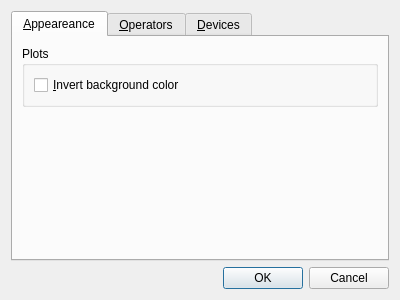
hephy-dd/comet, file comet/widgets/ui/preferencesdialog.ui: the form before one commit.
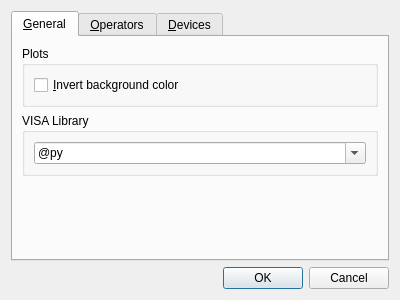
The form after the commit.

Commit message: updated application, extended preferences dialog

What changed in the file:
```diff
--- a/comet/widgets/ui/preferencesdialog.ui
+++ b/comet/widgets/ui/preferencesdialog.ui
@@ -25,9 +25,22 @@
      </property>
      <widget class="QWidget" name="appeareanceTab">
       <attribute name="title">
-       <string>&amp;Appeareance</string>
+       <string>&amp;General</string>
       </attribute>
       <layout class="QGridLayout" name="gridLayout_5">
+       <item row="2" column="0">
+        <spacer name="generalVerticalSpacer">
+         <property name="orientation">
+          <enum>Qt::Vertical</enum>
+         </property>
+         <property name="sizeHint" stdset="0">
+          <size>
+           <width>20</width>
+           <height>136</height>
+          </size>
+         </property>
+        </spacer>
+       </item>
        <item row="0" column="0">
         <widget class="QGroupBox" name="appeareancePlotsGroupBox">
          <property name="title">
@@ -45,17 +58,30 @@
         </widget>
        </item>
        <item row="1" column="0">
-        <spacer name="appeareanceVerticalSpacer_2">
-         <property name="orientation">
-          <enum>Qt::Vertical</enum>
+        <widget class="QGroupBox" name="visaGroupBox">
+         <property name="title">
+          <string>VISA Library</string>
          </property>
-         <property name="sizeHint" stdset="0">
-          <size>
-           <width>20</width>
-           <height>136</height>
-          </size>
-         </property>
-        </spacer>
+         <layout class="QGridLayout" name="gridLayout_6">
+          <item row="0" column="0">
+           <widget class="QComboBox" name="visaComboBox">
+            <property name="editable">
+             <bool>true</bool>
+            </property>
+            <item>
+             <property name="text">
+              <string>@py</string>
+             </property>
+            </item>
+            <item>
+             <property name="text">
+              <string>@sim</string>
+             </property>
+            </item>
+           </widget>
+          </item>
+         </layout>
+        </widget>
        </item>
       </layout>
      </widget>
```
Left out of the diff: 98 changed lines with no effect on the pictures. The commit also changes 3 other files.
